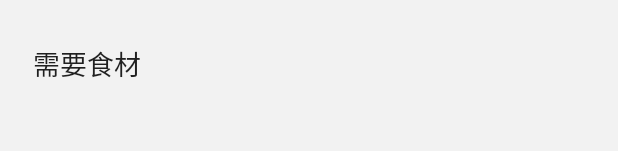
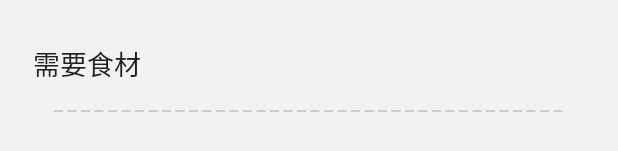
Before and after one commit to tendermornig/RedFireCookBook, an Android app: the layout activity_recipe.xml on its own in the app's theme, with its tools: preview values and no code run, on a phone screen of 412 x 824 dp. Shown: the part 640-791 px from the top of the screen. Run offline under Robolectric (Android 15) with nearby library versions, the light colour scheme and no system bars.

Commit message:
调整食材布局的分隔线

```diff
--- a/app/src/main/java/com/hnqcgc/redfirecookbook/ui/recipe/FoodIngredientsListView.java
+++ b/app/src/main/java/com/hnqcgc/redfirecookbook/ui/recipe/FoodIngredientsListView.java
@@ -18,7 +18,7 @@ public class FoodIngredientsListView extends ListView {
         super(context, attrs, defStyleAttr);
     }
 
-    @Override
+    @Override//解决ListView在NestedScrollView中只显示一个子项的问题
     protected void onMeasure(int widthMeasureSpec, int heightMeasureSpec) {
         int expandSpec = MeasureSpec.makeMeasureSpec(Integer.MAX_VALUE >> 2,MeasureSpec.AT_MOST);
         super.onMeasure(widthMeasureSpec, expandSpec);
--- a/app/src/main/res/drawable/list_item_dash.xml
+++ b/app/src/main/res/drawable/list_item_dash.xml
@@ -8,6 +8,4 @@
         android:color="@color/grey_400_alpha_100"
         android:dashGap="3dp"
         android:dashWidth="6dp"/>
-    <!-- 虚线的高度 -->
-    <size android:height="5dp"/>
 </shape>
--- a/app/src/main/res/layout/activity_recipe.xml
+++ b/app/src/main/res/layout/activity_recipe.xml
@@ -101,16 +101,20 @@
             <com.hnqcgc.redfirecookbook.ui.recipe.FoodIngredientsListView
                 android:layout_width="match_parent"
                 android:layout_height="wrap_content"
-                android:layout_marginTop="20dp"
+                android:layout_marginTop="16dp"
                 android:layout_marginStart="35dp"
                 android:layout_marginEnd="35dp"
                 android:divider="@drawable/list_item_dash"
                 android:dividerHeight="5dp"
-                android:paddingLeft="1dp"
-                android:paddingRight="1dp"
-                android:paddingBottom="8dp"
                 android:listSelector="@android:color/transparent"
                 android:id="@+id/foodIngredientsListView"/>
+
+            <View
+                android:layout_width="match_parent"
+                android:layout_height="4dp"
+                android:layout_marginStart="35dp"
+                android:layout_marginEnd="35dp"
+                android:background="@drawable/list_item_dash"/>
 
         </LinearLayout>
 
--- a/app/src/main/res/layout/food_ingredients_item.xml
+++ b/app/src/main/res/layout/food_ingredients_item.xml
@@ -1,7 +1,10 @@
 <?xml version="1.0" encoding="utf-8"?>
 <RelativeLayout
     xmlns:android="http://schemas.android.com/apk/res/android"
-    android:padding="4dp"
+    android:paddingTop="8dp"
+    android:paddingBottom="12dp"
+    android:paddingStart="8dp"
+    android:paddingEnd="8dp"
     android:layout_width="match_parent"
     android:layout_height="wrap_content">
 
```
Also changed, not shown: app/src/main/java/com/hnqcgc/redfirecookbook/logic/model/Info.java (+4 -4 lines).
